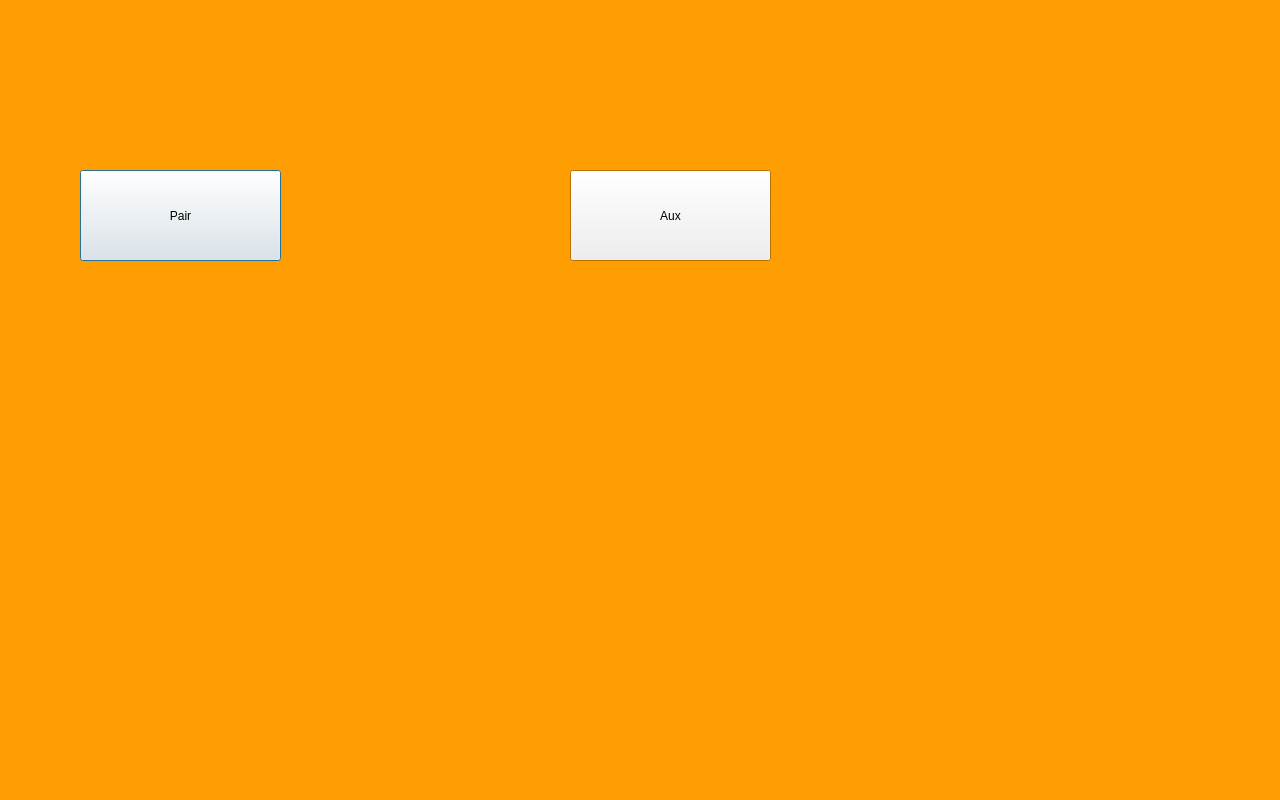
Above: source/Axolotl1.1/musicpage.ui from nickywongdong/wombat before the change. Below: the same form after it.
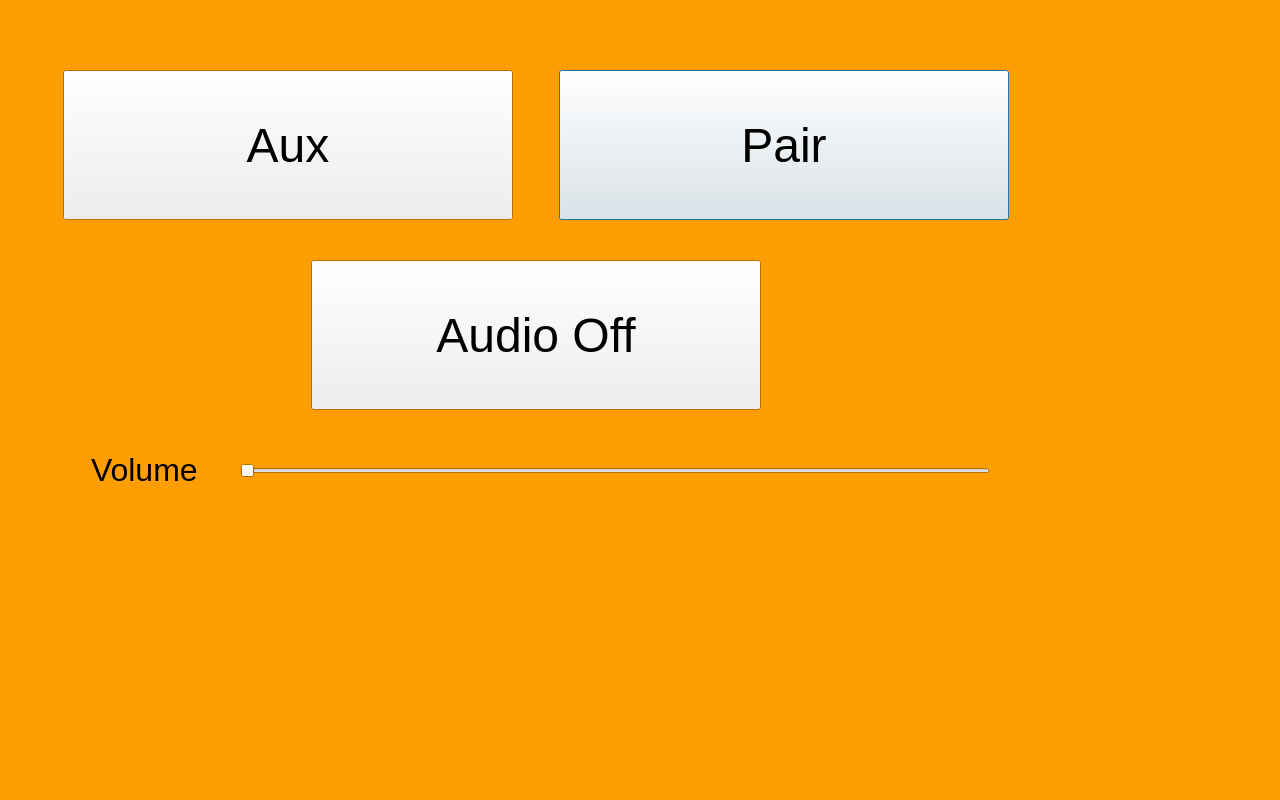
That is the form after the change.

The edit to the form file:
```diff
--- a/source/Axolotl1.1/musicpage.ui
+++ b/source/Axolotl1.1/musicpage.ui
@@ -80,63 +80,26 @@
   <widget class="QPushButton" name="pushButton_2">
    <property name="geometry">
     <rect>
-     <x>80</x>
-     <y>170</y>
-     <width>201</width>
-     <height>91</height>
+     <x>559</x>
+     <y>70</y>
+     <width>450</width>
+     <height>150</height>
     </rect>
    </property>
+   <property name="font">
+    <font>
+     <pointsize>36</pointsize>
+    </font>
+   </property>
    <property name="text">
     <string>Pair</string>
    </property>
   </widget>
-  <widget class="QStackedWidget" name="stackedWidget">
-   <property name="geometry">
-    <rect>
-     <x>360</x>
-     <y>10</y>
-     <width>841</width>
-     <height>641</height>
-    </rect>
-   </property>
-   <property name="currentIndex">
-    <number>1</number>
-   </property>
-   <widget class="QWidget" name="page"/>
-   <widget class="QWidget" name="page_2">
-    <widget class="QLabel" name="pairLabel">
-     <property name="geometry">
-      <rect>
-       <x>-20</x>
-       <y>150</y>
-       <width>181</width>
-       <height>71</height>
-      </rect>
-     </property>
-     <property name="text">
-      <string/>
-     </property>
-    </widget>
-    <widget class="QPushButton" name="pushButton_3">
-     <property name="geometry">
-      <rect>
-       <x>210</x>
-       <y>160</y>
-       <width>201</width>
-       <height>91</height>
-      </rect>
-     </property>
-     <property name="text">
-      <string>Aux</string>
-     </property>
-    </widget>
-   </widget>
-  </widget>
   <widget class="QLabel" name="fmLabel">
    <property name="geometry">
     <rect>
-     <x>216</x>
-     <y>96</y>
+     <x>366</x>
+     <y>66</y>
      <width>161</width>
      <height>51</height>
     </rect>
@@ -148,8 +111,8 @@
   <widget class="QLabel" name="auxLabel">
    <property name="geometry">
     <rect>
-     <x>216</x>
-     <y>256</y>
+     <x>366</x>
+     <y>226</y>
      <width>161</width>
      <height>51</height>
     </rect>
@@ -158,17 +121,76 @@
     <string/>
    </property>
   </widget>
-  <widget class="QLabel" name="mediaLabel">
+  <widget class="QPushButton" name="pushButton">
    <property name="geometry">
     <rect>
-     <x>216</x>
-     <y>336</y>
-     <width>121</width>
-     <height>51</height>
+     <x>311</x>
+     <y>260</y>
+     <width>450</width>
+     <height>150</height>
     </rect>
    </property>
+   <property name="font">
+    <font>
+     <pointsize>36</pointsize>
+    </font>
+   </property>
    <property name="text">
-    <string/>
+    <string>Audio Off</string>
+   </property>
+  </widget>
+  <widget class="QSlider" name="horizontalSlider">
+   <property name="geometry">
+    <rect>
+     <x>240</x>
+     <y>440</y>
+     <width>750</width>
+     <height>61</height>
+    </rect>
+   </property>
+   <property name="font">
+    <font>
+     <pointsize>30</pointsize>
+    </font>
+   </property>
+   <property name="orientation">
+    <enum>Qt::Horizontal</enum>
+   </property>
+  </widget>
+  <widget class="QPushButton" name="pushButton_3">
+   <property name="geometry">
+    <rect>
+     <x>63</x>
+     <y>70</y>
+     <width>450</width>
+     <height>150</height>
+    </rect>
+   </property>
+   <property name="font">
+    <font>
+     <pointsize>36</pointsize>
+    </font>
+   </property>
+   <property name="text">
+    <string>Aux</string>
+   </property>
+  </widget>
+  <widget class="QLabel" name="label">
+   <property name="geometry">
+    <rect>
+     <x>91</x>
+     <y>440</y>
+     <width>120</width>
+     <height>60</height>
+    </rect>
+   </property>
+   <property name="font">
+    <font>
+     <pointsize>24</pointsize>
+    </font>
+   </property>
+   <property name="text">
+    <string>Volume</string>
    </property>
   </widget>
  </widget>
```
